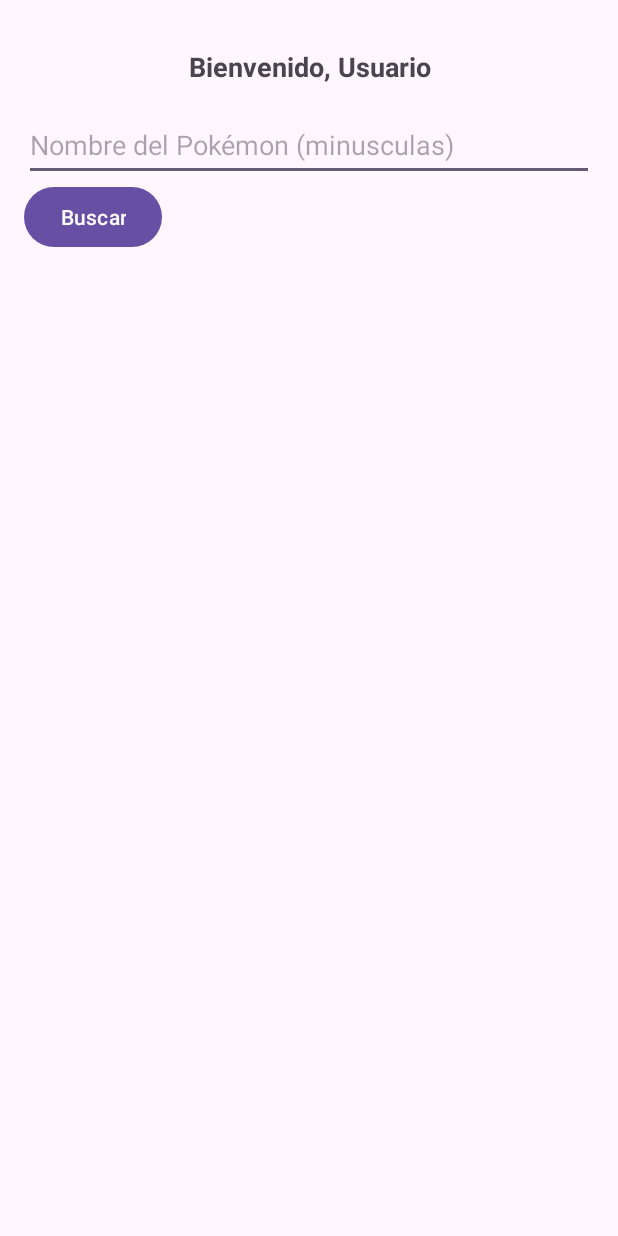
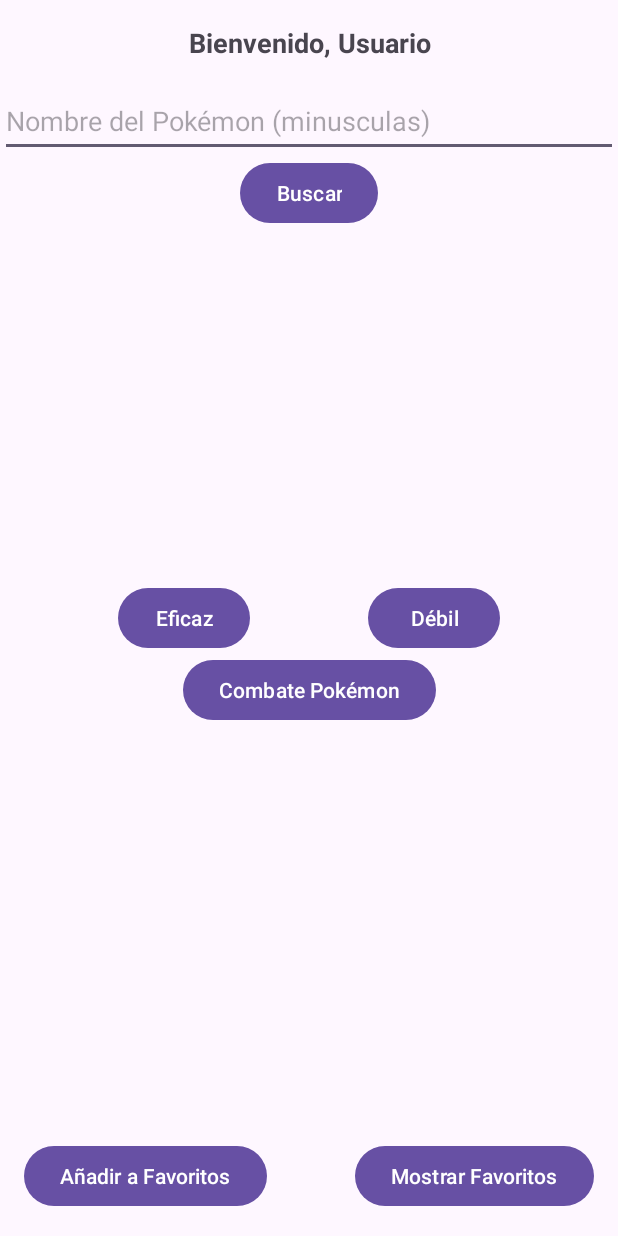
Before and after one commit to HideinMito/PokemonApp, an Android app: the MainActivity screen opened directly, with no data from a screen before it, on a phone screen of 412 x 824 dp. Run offline under Robolectric (Android 15) with nearby library versions, the phone set to English and light mode, and no system bars; pictures from the network do not load.

Commit message:
Tecer Backup (Botones Actividades)

```diff
--- a/app/src/main/java/com/example/pokemontypesapp/MainActivity.kt
+++ b/app/src/main/java/com/example/pokemontypesapp/MainActivity.kt
@@ -1,5 +1,6 @@
 package com.example.pokemontypesapp
 
+import android.content.Intent
 import android.content.SharedPreferences
 import android.os.Bundle
 import android.view.View
@@ -29,6 +30,13 @@
         progressBar = findViewById(R.id.progressBar)
         tvWelcome = findViewById(R.id.tvWelcome) // Asigna la referencia
 
+        // Botones
+        val btnEficaz = findViewById<Button>(R.id.btnEficaz)
+        val btnDebil = findViewById<Button>(R.id.btnDebil)
+        val btnAddFavorites = findViewById<Button>(R.id.btnAddFavorites)
+        val btnShowFavorites = findViewById<Button>(R.id.btnShowFavorites)
+        val btnCombate = findViewById<Button>(R.id.btnCombate)
+
         // Obtener datos de SharedPreferences
         val sharedPreferences: SharedPreferences = getSharedPreferences("UserPrefs", MODE_PRIVATE)
         val username = sharedPreferences.getString("username", "Usuario") // Valor por defecto "Usuario"
@@ -48,6 +56,27 @@
             } else {
                 tvResult.text = "Por favor ingresa un nombre de Pokémon."
             }
+        }
+
+        // Listeners para cambiar a las actividades
+        btnEficaz.setOnClickListener {
+            startActivity(Intent(this, EficazActivity::class.java))
+        }
+
+        btnDebil.setOnClickListener {
+            startActivity(Intent(this, DebilActivity::class.java))
+        }
+
+        btnAddFavorites.setOnClickListener {
+            startActivity(Intent(this, AddFavoritesActivity::class.java))
+        }
+
+        btnShowFavorites.setOnClickListener {
+            startActivity(Intent(this, ShowFavoritesActivity::class.java))
+        }
+
+        btnCombate.setOnClickListener {
+            startActivity(Intent(this, CombateActivity::class.java))
         }
     }
 
--- /dev/null
+++ b/app/src/main/res/layout/activity_add_favorites.xml
@@ -0,0 +1,6 @@
+<?xml version="1.0" encoding="utf-8"?>
+<androidx.constraintlayout.widget.ConstraintLayout xmlns:android="http://schemas.android.com/apk/res/android"
+    android:layout_width="match_parent"
+    android:layout_height="match_parent">
+
+</androidx.constraintlayout.widget.ConstraintLayout>
--- /dev/null
+++ b/app/src/main/res/layout/activity_combate.xml
@@ -0,0 +1,6 @@
+<?xml version="1.0" encoding="utf-8"?>
+<androidx.constraintlayout.widget.ConstraintLayout xmlns:android="http://schemas.android.com/apk/res/android"
+    android:layout_width="match_parent"
+    android:layout_height="match_parent">
+
+</androidx.constraintlayout.widget.ConstraintLayout>
--- /dev/null
+++ b/app/src/main/res/layout/activity_debil.xml
@@ -0,0 +1,6 @@
+<?xml version="1.0" encoding="utf-8"?>
+<androidx.constraintlayout.widget.ConstraintLayout xmlns:android="http://schemas.android.com/apk/res/android"
+    android:layout_width="match_parent"
+    android:layout_height="match_parent">
+
+</androidx.constraintlayout.widget.ConstraintLayout>
--- /dev/null
+++ b/app/src/main/res/layout/activity_eficaz.xml
@@ -0,0 +1,6 @@
+<?xml version="1.0" encoding="utf-8"?>
+<androidx.constraintlayout.widget.ConstraintLayout xmlns:android="http://schemas.android.com/apk/res/android"
+    android:layout_width="match_parent"
+    android:layout_height="match_parent">
+
+</androidx.constraintlayout.widget.ConstraintLayout>
--- a/app/src/main/res/layout/activity_main.xml
+++ b/app/src/main/res/layout/activity_main.xml
@@ -1,13 +1,8 @@
 <?xml version="1.0" encoding="utf-8"?>
 <androidx.constraintlayout.widget.ConstraintLayout xmlns:android="http://schemas.android.com/apk/res/android"
+    xmlns:app="http://schemas.android.com/apk/res-auto"
     android:layout_width="match_parent"
     android:layout_height="match_parent">
-
-    <LinearLayout
-        android:layout_width="match_parent"
-        android:layout_height="match_parent"
-        android:orientation="vertical"
-        android:padding="16dp">
 
     <!-- TextView para el mensaje de bienvenida -->
     <TextView
@@ -18,7 +13,8 @@
         android:textSize="18sp"
         android:textStyle="bold"
         android:gravity="center"
-            android:padding="16dp" />
+        android:padding="16dp"
+        app:layout_constraintTop_toTopOf="parent" />
 
     <!-- EditText para ingresar el nombre del Pokémon -->
     <EditText
@@ -26,22 +22,30 @@
         android:layout_width="match_parent"
         android:layout_height="wrap_content"
         android:hint="Nombre del Pokémon (minusculas)"
-            android:minHeight="48dp" />
+        android:minHeight="48dp"
+        app:layout_constraintTop_toBottomOf="@id/tvWelcome"
+        app:layout_constraintStart_toStartOf="parent"
+        app:layout_constraintEnd_toEndOf="parent" />
 
     <!-- Botón para buscar -->
     <Button
         android:id="@+id/btnSearch"
         android:layout_width="wrap_content"
         android:layout_height="wrap_content"
-            android:text="Buscar" />
+        android:text="Buscar"
+        app:layout_constraintTop_toBottomOf="@id/etPokemonName"
+        app:layout_constraintStart_toStartOf="parent"
+        app:layout_constraintEnd_toEndOf="parent" />
 
-        <!-- ProgressBar agregado -->
+    <!-- ProgressBar -->
     <ProgressBar
         android:id="@+id/progressBar"
         android:layout_width="wrap_content"
         android:layout_height="wrap_content"
         android:visibility="gone"
-            android:layout_gravity="center"/>
+        app:layout_constraintTop_toBottomOf="@id/btnSearch"
+        app:layout_constraintStart_toStartOf="parent"
+        app:layout_constraintEnd_toEndOf="parent"/>
 
     <!-- ImageView para mostrar el sprite del Pokémon -->
     <ImageView
@@ -51,7 +55,10 @@
         android:layout_gravity="center"
         android:contentDescription="Pokemon Sprite"
         android:scaleType="fitCenter"
-            android:padding="8dp" />
+        android:padding="8dp"
+        app:layout_constraintTop_toBottomOf="@id/progressBar"
+        app:layout_constraintStart_toStartOf="parent"
+        app:layout_constraintEnd_toEndOf="parent" />
 
     <!-- TextView para mostrar los resultados -->
     <TextView
@@ -59,7 +66,63 @@
         android:layout_width="match_parent"
         android:layout_height="wrap_content"
         android:text=""
-            android:paddingTop="16dp" />
-    </LinearLayout>
+        android:paddingTop="16dp"
+        app:layout_constraintTop_toBottomOf="@id/ivPokemonSprite"
+        app:layout_constraintStart_toStartOf="parent"
+        app:layout_constraintEnd_toEndOf="parent" />
+
+    <!-- Botón superior izquierdo -->
+    <Button
+        android:id="@+id/btnEficaz"
+        android:layout_width="wrap_content"
+        android:layout_height="wrap_content"
+        android:text="Eficaz"
+        app:layout_constraintTop_toBottomOf="@id/tvResult"
+        app:layout_constraintStart_toStartOf="parent"
+        app:layout_constraintEnd_toStartOf="@+id/btnDebil"
+        app:layout_constraintHorizontal_chainStyle="spread" />
+
+    <!-- Botón superior derecho -->
+    <Button
+        android:id="@+id/btnDebil"
+        android:layout_width="wrap_content"
+        android:layout_height="wrap_content"
+        android:text="Débil"
+        app:layout_constraintTop_toBottomOf="@id/tvResult"
+        app:layout_constraintStart_toEndOf="@+id/btnEficaz"
+        app:layout_constraintEnd_toEndOf="parent"
+        app:layout_constraintHorizontal_chainStyle="spread" />
+
+    <!-- Botón central (Combate Pokémon) -->
+    <Button
+        android:id="@+id/btnCombate"
+        android:layout_width="wrap_content"
+        android:layout_height="wrap_content"
+        android:text="Combate Pokémon"
+        app:layout_constraintTop_toBottomOf="@id/btnDebil"
+        app:layout_constraintStart_toStartOf="parent"
+        app:layout_constraintEnd_toEndOf="parent" />
+
+    <!-- Botón inferior izquierdo (Añadir a Favoritos) -->
+    <Button
+        android:id="@+id/btnAddFavorites"
+        android:layout_width="wrap_content"
+        android:layout_height="wrap_content"
+        android:text="Añadir a Favoritos"
+        app:layout_constraintBottom_toBottomOf="parent"
+        app:layout_constraintStart_toStartOf="parent"
+        android:layout_marginBottom="16dp"
+        android:layout_marginStart="16dp" />
+
+    <!-- Botón inferior derecho (Mostrar Favoritos) -->
+    <Button
+        android:id="@+id/btnShowFavorites"
+        android:layout_width="wrap_content"
+        android:layout_height="wrap_content"
+        android:text="Mostrar Favoritos"
+        app:layout_constraintBottom_toBottomOf="parent"
+        app:layout_constraintEnd_toEndOf="parent"
+        android:layout_marginBottom="16dp"
+        android:layout_marginEnd="16dp" />
 
 </androidx.constraintlayout.widget.ConstraintLayout>
--- /dev/null
+++ b/app/src/main/res/layout/activity_show_favorites.xml
@@ -0,0 +1,6 @@
+<?xml version="1.0" encoding="utf-8"?>
+<androidx.constraintlayout.widget.ConstraintLayout xmlns:android="http://schemas.android.com/apk/res/android"
+    android:layout_width="match_parent"
+    android:layout_height="match_parent">
+
+</androidx.constraintlayout.widget.ConstraintLayout>
```
Also changed, not shown: app/src/main/AndroidManifest.xml (+8 -0 lines), app/src/main/java/com/example/pokemontypesapp/AddFavoritesActivity.kt (added, +11 -0 lines), app/src/main/java/com/example/pokemontypesapp/CombateActivity.kt (added, +11 -0 lines), app/src/main/java/com/example/pokemontypesapp/DebilActivity.kt (added, +11 -0 lines), app/src/main/java/com/example/pokemontypesapp/EficazActivity.kt (added, +11 -0 lines), app/src/main/java/com/example/pokemontypesapp/ShowFavoritesActivity.kt (added, +11 -0 lines). Lines whose indentation alone changed are shown as unchanged.
